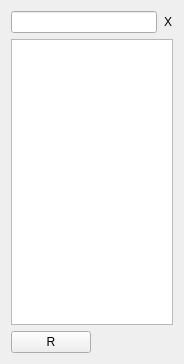
First picture: the form in src/prymatex/gui/panes/ui_files/symbols.ui, repository prymatex/prymatex, before the edit.
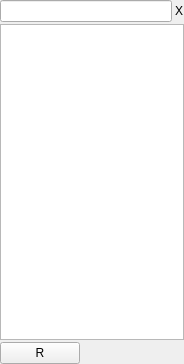
Second picture: the form after the edit.

Diff of the .ui file:
```diff
--- a/src/prymatex/gui/panes/ui_files/symbols.ui
+++ b/src/prymatex/gui/panes/ui_files/symbols.ui
@@ -14,6 +14,12 @@
    <string>Form</string>
   </property>
   <layout class="QVBoxLayout" name="verticalLayout">
+   <property name="spacing">
+    <number>2</number>
+   </property>
+   <property name="margin">
+    <number>0</number>
+   </property>
    <item>
     <layout class="QHBoxLayout" name="horizontalLayout">
      <item>
```
